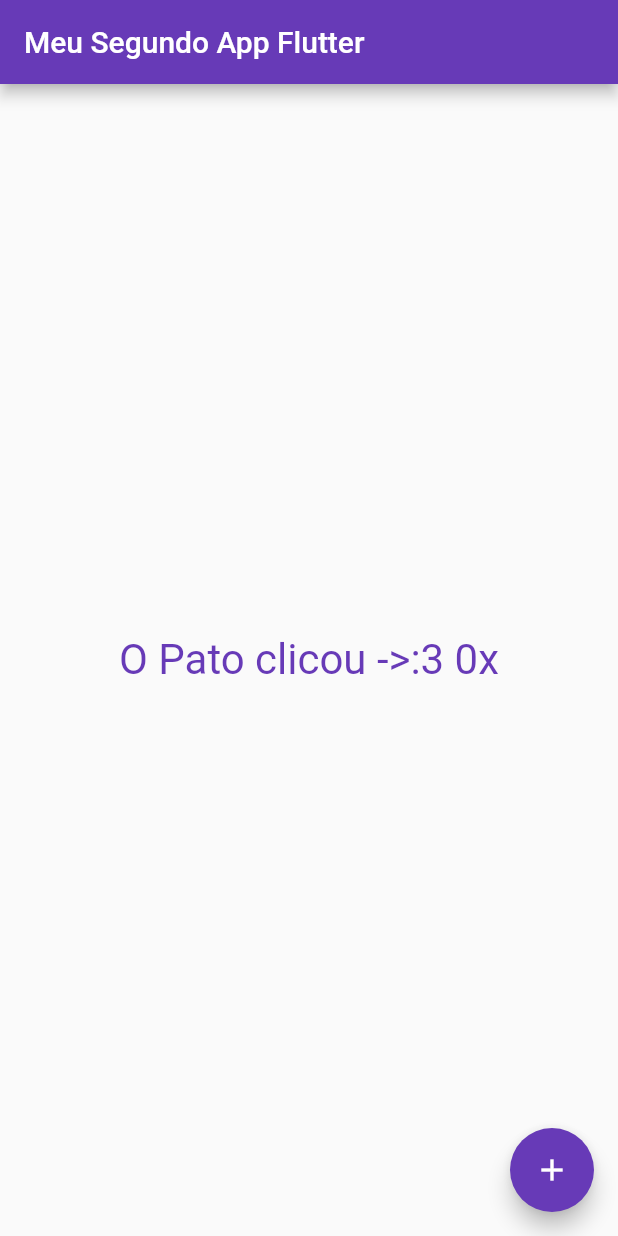
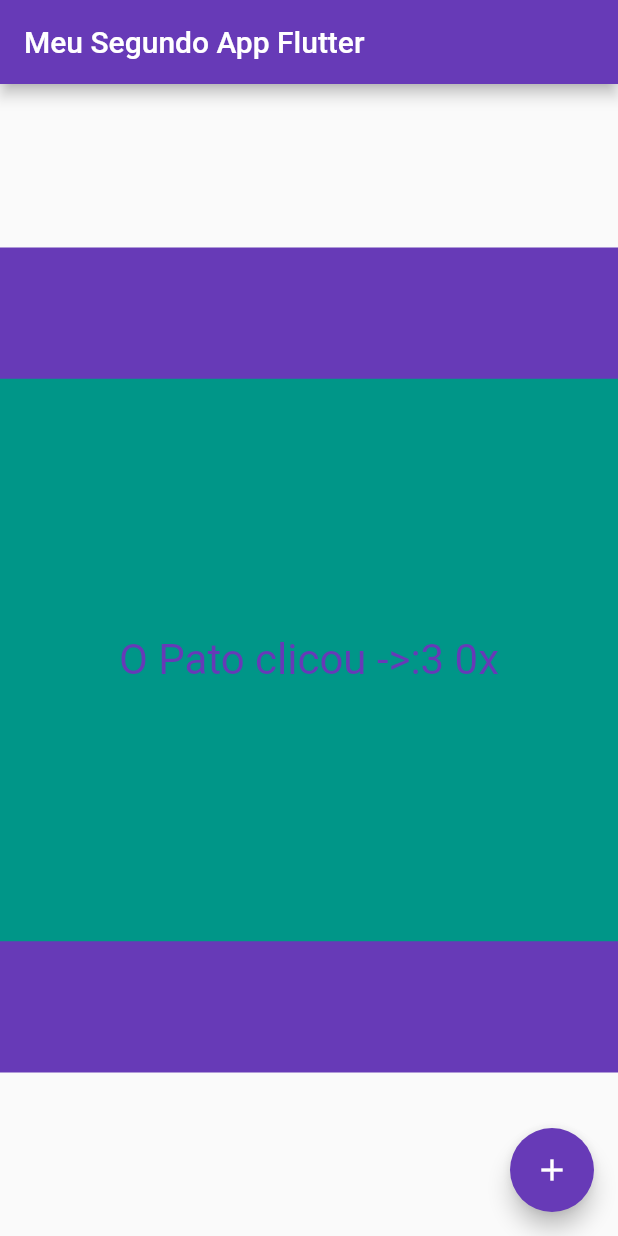
Before and after one commit to r90ur7/fluttercurse, a Flutter app: the screen it shows after launch, on a phone screen of 412 x 824 dp. Run offline on Flutter 3.47's test engine with Material 2 defaults, Android fonts, the light colour scheme and no system bars.

Commit message:
Single Render
Os Widgets renderizam apenas uma unica vez, varios widgets ao mesmo tempo não funciona tem que usar ou widgets que vão causar dois renderes pre estabelecidos ou suar o multi render que eu ainda n sei fazer

```diff
--- a/lib/Widgets/home_page.dart
+++ b/lib/Widgets/home_page.dart
@@ -18,6 +18,17 @@ class HomePageState extends State<HomePage> {
         title: const Text('Meu Segundo App Flutter'),
       ),
       body: Center(
+        child: Container(
+          height: 550,
+          width: 750,
+          color: Colors.deepPurple,
+          child: Align(
+              alignment: Alignment.center,
+              child: Container(
+                height: 375,
+                width: 500,
+                color: Colors.teal,
+                child: Center(
             child: GestureDetector(
                 child: Text(
                   'O Pato clicou ->:3 ${counter}x',
@@ -28,6 +39,9 @@ class HomePageState extends State<HomePage> {
                     counter++;
                   });
                 })),
+              )),
+        ),
+      ),
       floatingActionButton: FloatingActionButton(
         onPressed: () {
           setState(() {
```
Lines whose indentation alone changed are shown as unchanged.
